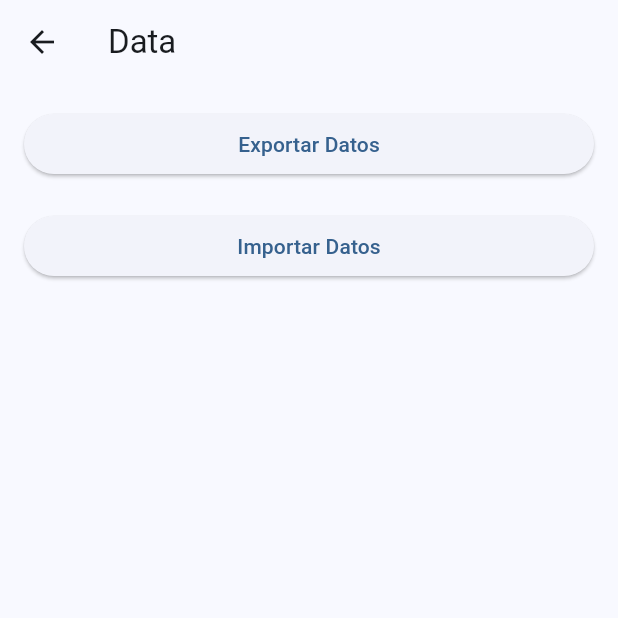
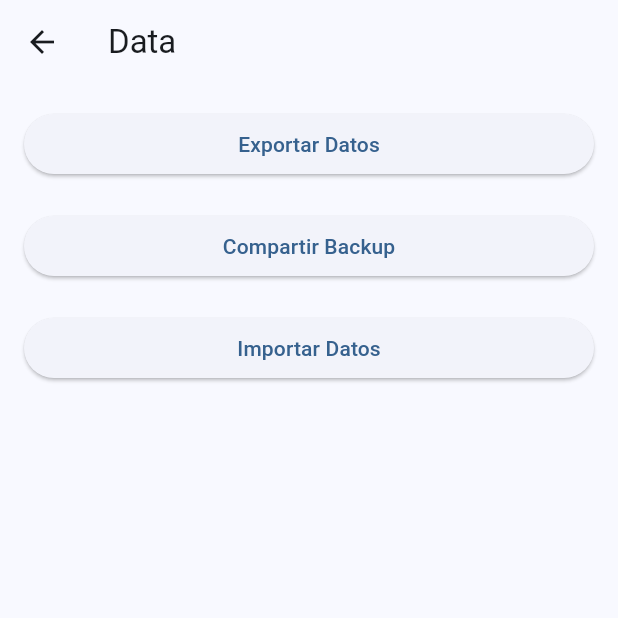
Before and after one commit to DarinelEscobar/fit_log, a Flutter app: the DataScreen screen opened directly, on a phone screen of 412 x 824 dp, the top half of it. Run offline on Flutter 3.47's test engine with Material 3 defaults, Android fonts, the phone set to English and light mode, and no system bars; our stand-ins replace file_picker, fl_chart, flutter_riverpod, permission_handler, share_plus; missing offline and left inert: excel; statements that could not run were skipped.

Commit message:
Enhance data export by copying to downloads and sharing

```diff
--- a/lib/src/features/app_data/presentation/pages/data_screen.dart
+++ b/lib/src/features/app_data/presentation/pages/data_screen.dart
@@ -2,6 +2,7 @@ import 'dart:io';
 import 'package:flutter/material.dart';
 import 'package:flutter_riverpod/flutter_riverpod.dart';
 import 'package:file_picker/file_picker.dart';
+import 'package:share_plus/share_plus.dart';
 import '../providers/app_data_providers.dart';
 
 class DataScreen extends ConsumerWidget {
@@ -28,6 +29,14 @@ class DataScreen extends ConsumerWidget {
             const SizedBox(height: 20),
             ElevatedButton(
               onPressed: () async {
+                final file = await ref.read(exportDataProvider.future);
+                await Share.shareXFiles([XFile(file.path)], text: 'Backup Fit Log');
+              },
+              child: const Text('Compartir Backup'),
+            ),
+            const SizedBox(height: 20),
+            ElevatedButton(
+              onPressed: () async {
                 final res = await FilePicker.platform.pickFiles();
                 if (res == null || res.files.single.path == null) return;
                 final f = File(res.files.single.path!);
--- a/pubspec.yaml
+++ b/pubspec.yaml
@@ -21,6 +21,7 @@ dependencies:
   file_picker: ^10.1.2
   permission_handler: ^11.3.0
   archive: ^3.4.9
+  share_plus: ^7.2.1
 
   # 🧊 Code Generation / Model Helpers
   freezed_annotation: ^2.4.1
```
Also changed, not shown: lib/src/features/app_data/data/repositories/app_data_repository_impl.dart (+16 -0 lines), 1 other file.
